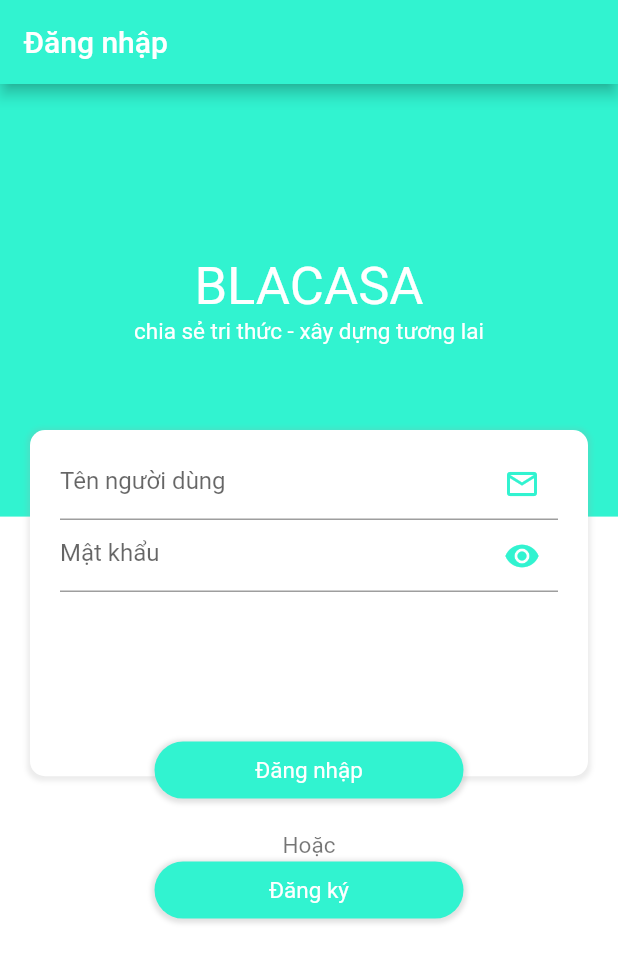
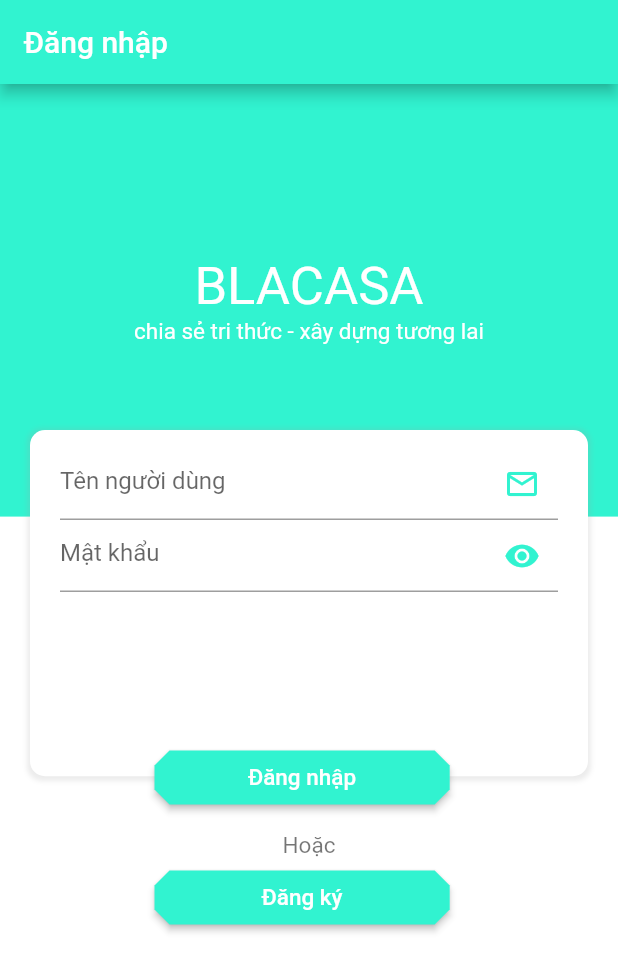
Before and after one commit to quiop00/tutor_finder, a Flutter app: the screen it shows after launch, on a phone screen of 412 x 824 dp. Shown: the top 972 px of the screen. Run offline on Flutter 3.47's test engine with Material 2 defaults, Android fonts, the phone set to English and light mode, and no system bars; our stand-ins replace dio, flutter_spinkit, get_it, retrofit, shared_preferences, stacked; accounts and stored records are empty; generated files the repository leaves out were written again.

Commit message:
add api login

```diff
--- a/lib/main.dart
+++ b/lib/main.dart
@@ -9,13 +9,15 @@ import 'package:tutor_finder_app/ui/screens/search/search_view.dart';
 import 'package:tutor_finder_app/ui/screens/setting/setting_view.dart';
 import 'package:tutor_finder_app/ui/screens/welcome/welcome_view.dart';
 void main() {
-  settupLocator();
+  WidgetsFlutterBinding.ensureInitialized();
+  setupLocator();
   runApp(MyApp());
 }
 class MyApp extends StatelessWidget {
   // This widget is the root of your application.
   @override
   Widget build(BuildContext context) {
+
     return MaterialApp(
       title: 'Flutter Demo',
       theme: ThemeData(
--- /dev/null
+++ b/lib/services/body/login_body.dart
@@ -0,0 +1,11 @@
+import 'package:json_annotation/json_annotation.dart';
+part 'login_body.g.dart';
+@JsonSerializable()
+class LoginBody{
+  String username;
+  String password;
+  LoginBody();
+  factory LoginBody.fromJson(Map<String,dynamic> json)=>
+  _$LoginBodyFromJson(json);
+  Map<String,dynamic> toJson()=>_$LoginBodyToJson(this);
+}
--- /dev/null
+++ b/lib/services/local_storage_service.dart
@@ -0,0 +1,21 @@
+import 'package:shared_preferences/shared_preferences.dart';
+
+class PreferenceUtils {
+  static Future<SharedPreferences> get _instance async => _prefsInstance ??= await SharedPreferences.getInstance();
+  static SharedPreferences _prefsInstance;
+
+  // call this method from iniState() function of mainApp().
+  static Future<SharedPreferences> init() async {
+    _prefsInstance = await _instance;
+    return _prefsInstance;
+  }
+
+  static String getString(String key, [String defValue]) {
+    return _prefsInstance.getString(key) ?? defValue ?? "";
+  }
+
+  static Future<bool> setString(String key, String value) async {
+    var prefs = await _instance;
+    return prefs?.setString(key, value) ?? Future.value(false);
+  }
+}
--- a/lib/services/locator_getit.dart
+++ b/lib/services/locator_getit.dart
@@ -1,8 +1,10 @@
 import 'package:get_it/get_it.dart';
 
 import 'api_service.dart';
+import 'local_storage_service.dart';
 
 GetIt locator=GetIt.instance;
-void settupLocator(){
+void setupLocator()async{
   locator.registerLazySingleton(() => Api());
+  PreferenceUtils.init();
 }
--- a/lib/services/response/login_response.dart
+++ b/lib/services/response/login_response.dart
@@ -2,8 +2,8 @@ import 'package:json_annotation/json_annotation.dart';
 part 'login_response.g.dart';
 @JsonSerializable()
 class LoginResponse{
-  String auth;
-  String token;
+  List<String> role;
+  String accessToken;
   LoginResponse();
   factory LoginResponse.fromJson(Map<String,dynamic> json){
     return _$LoginResponseFromJson(json);
--- a/lib/settings.dart
+++ b/lib/settings.dart
@@ -1 +1 @@
-String get BASE_API_URL => 'https://my-json-server.typicode.com/quiop00/api';
+String get BASE_API_URL => 'https://manage-tutor-123.herokuapp.com/api';
--- a/lib/ui/screens/login/login_view.dart
+++ b/lib/ui/screens/login/login_view.dart
@@ -1,17 +1,21 @@
 import 'package:flutter/cupertino.dart';
 import 'package:flutter/material.dart';
-
+import 'package:flutter_spinkit/flutter_spinkit.dart';
+import 'package:stacked/stacked.dart';
+import 'package:tutor_finder_app/services/body/login_body.dart';
+import 'package:tutor_finder_app/ui/screens/login/login_view_model.dart';
+import 'package:tutor_finder_app/shared/dialog.dart' as dialog;
 class LoginView extends StatefulWidget{
   @override
   State<StatefulWidget> createState() {
     // TODO: implement createState
     return _LoginView();
   }
-
 }
 class _LoginView extends State<LoginView>{
   TextEditingController _usernameController=TextEditingController();
   TextEditingController _passwordController=TextEditingController();
+  GlobalKey<FormState> _formKey=GlobalKey<FormState>();
   @override
   Widget build(BuildContext context) {
     return Scaffold(
@@ -19,7 +23,14 @@ class _LoginView extends State<LoginView>{
         title: Text('Đăng nhập'),
         backgroundColor: Color.fromARGB(255,49,243,208),
       ),
-      body: Stack(
+      body: ViewModelBuilder<LoginViewModel>.reactive(
+        viewModelBuilder: ()=>LoginViewModel(),
+        onModelReady: (model){
+
+        },
+        builder: (context,model,child){
+          return SingleChildScrollView(
+            child: Stack(
               children: [
                 Positioned(
                     child: Container(
@@ -62,47 +73,76 @@ class _LoginView extends State<LoginView>{
                             )
                           ]
                       ),
+                      child: Form(
+                        key: _formKey,
                         child: Column(
                           children: [
-                    TextField(
+                            TextFormField(
                               controller: _usernameController,
                               decoration: InputDecoration(
                                   hintText: 'Tên người dùng',
                                   suffixIcon: Icon(Icons.email_outlined,color: Color.fromARGB(255,49,243,208),)
                               ),
+                              validator: (input){
+                                if(input.length==0){
+                                  return 'Cần nhập tên đăng nhập';
+                                  // ignore: missing_return
+                                }
+                                return null;
+                              },
                             ),
-                    TextField(
+                            TextFormField(
                               controller: _passwordController,
                               decoration: InputDecoration(
                                 hintText: 'Mật khẩu',
                                 suffixIcon: Icon(Icons.visibility,color: Color.fromARGB(255,49,243,208),),
                               ),
+                              validator: (input){
+                                if(input.length==0){
+                                  return 'Enter your password';
+                                  // ignore: missing_return
+                                }
+                                return null;
+                              },
                             )
                           ],
+                        ),
                       ),
                     )
                 ),
                 Positioned(
                   top: MediaQuery.of(context).size.height*(0.28+0.28)*0.95,
                   left: MediaQuery.of(context).size.width*0.25,
+                  child: ElevatedButton(
+                    style: ElevatedButton.styleFrom(
+                      primary: Color.fromARGB(255,49,243,208),
+                      onPrimary: Colors.white,
+                      shape:BeveledRectangleBorder(borderRadius: BorderRadius.circular(10)),
+                    ),
                     child: Container(
-                width: MediaQuery.of(context).size.width*0.5,
-                padding: EdgeInsets.only(top: 10,bottom: 10),
-                decoration: BoxDecoration(
-                  color: Color.fromARGB(255,49,243,208),
-                  borderRadius: BorderRadius.circular(20),
-                  boxShadow:[
-                    BoxShadow(
-                      color: Colors.grey.withOpacity(0.3), //color of shadow
-                      spreadRadius: 2, //spread radius
-                      blurRadius: 2, // blur radius
-                      offset: Offset(0, 1), // changes position of shadow
+                      width: MediaQuery.of(context).size.width*0.4,
+                      child: Center(child: Text('Đăng nhập', style: TextStyle(fontSize: 15,color: Colors.white),)),
                     ),
-                  ],
-                ),
-                child: Center(
-                  child: Text('Đăng nhập', style: TextStyle(fontSize: 15,color: Colors.white),),
-                ),
+                    onPressed: ()async{
+                      if(_formKey.currentState.validate()){
+                        _formKey.currentState.save();
+                      }
+                      if(_usernameController.text.isEmpty||_passwordController.text.isEmpty)
+                      {
+                        return;
+                      }
+                      LoginBody loginBody=LoginBody();
+                      loginBody.username=_usernameController.text;
+                      loginBody.password=_passwordController.text;
+
+                      await model.checkLogin(loginBody);
+                      if(model.status){
+                        print("Đăng nhập thành công");
+                      }
+                      else{
+                        dialog.showAlertDialog(context, "Lỗi đăng nhập",model.errorMessage);
+                      }
+                    },
                   ),
                 ),
                 Positioned(
@@ -117,27 +157,35 @@ class _LoginView extends State<LoginView>{
                 Positioned(
                   top: MediaQuery.of(context).size.height*(0.28+0.28)*0.95+80,
                   left: MediaQuery.of(context).size.width*0.25,
+                  child: ElevatedButton(
+                    style: ElevatedButton.styleFrom(
+                      primary: Color.fromARGB(255,49,243,208),
+                      onPrimary: Colors.white,
+                      shape:BeveledRectangleBorder(borderRadius: BorderRadius.circular(10)),
+                    ),
                     child: Container(
-              width: MediaQuery.of(context).size.width*0.5,
-              padding: EdgeInsets.only(top: 10,bottom: 10),
-              decoration: BoxDecoration(
-                color: Color.fromARGB(255,49,243,208),
-                borderRadius: BorderRadius.circular(20),
-                boxShadow:[
-                  BoxShadow(
-                    color: Colors.grey.withOpacity(0.3), //color of shadow
-                    spreadRadius: 2, //spread radius
-                    blurRadius: 2, // blur radius
-                    offset: Offset(0, 1), // changes position of shadow
-                  ),
-                ],
-              ),
+                      width: MediaQuery.of(context).size.width*0.4,
                       child: Center(
                         child: Text('Đăng ký', style: TextStyle(fontSize: 15,color: Colors.white),),
                       ),
                     ),
+                    onPressed: (){
+
+                    },
+                  ),
+                ),
+                Positioned(
+                    top: MediaQuery.of(context).size.height*0.48,
+                    left: MediaQuery.of(context).size.width*0.48,
+                    child: Visibility(
+                      visible: model.isBusy,
+                      child: SpinKitCircle(color: Colors.greenAccent,)
+                    )
                 )
               ],
+            ),
+          );
+        },
       ),
     );
   }
--- a/lib/ui/screens/register/register_view.dart
+++ b/lib/ui/screens/register/register_view.dart
@@ -5,7 +5,6 @@ class RegisterView extends StatefulWidget{
   State<StatefulWidget> createState() {
     return _RegisterView();
   }
-
 }
 class _RegisterView extends State<RegisterView>{
   TextEditingController nameController;
--- a/lib/ui/widget/tutor_item.dart
+++ b/lib/ui/widget/tutor_item.dart
@@ -14,8 +14,8 @@ class TutorElement extends StatelessWidget{
         child: Row(
           children: [
             Container(
-              width: 90,
-              height: 90,
+              width: 100,
+              height: 100,
               margin: EdgeInsets.all(12),
               decoration: BoxDecoration(
                   shape: BoxShape.circle,
@@ -34,7 +34,7 @@ class TutorElement extends StatelessWidget{
                     child: Row(
                       mainAxisAlignment: MainAxisAlignment.spaceBetween,
                       children: [
-                        Expanded(child: Text(tutor.name,style: TextStyle(fontSize: 15),)),
+                        Expanded(child: Text("tutor.name",style: TextStyle(fontSize: 15),)),
                         Icon(Icons.favorite_border)
                       ],
                     ),
--- a/pubspec.yaml
+++ b/pubspec.yaml
@@ -35,6 +35,8 @@ dependencies:
   retrofit: any
   provider: any
   intl: any
+  shared_preferences: ^2.0.5
+  flutter_spinkit: ^3.1.0
 dev_dependencies:
   flutter_test:
     sdk: flutter
```
Also changed, not shown: lib/services/api_service.dart (+4 -3 lines), lib/services/response/register_response.dart (added, +10 -0 lines), lib/shared/dialog.dart (added, +26 -0 lines), lib/ui/screens/login/login_view_model.dart (added, +43 -0 lines), lib/ui/screens/register/register_view_model.dart (added, +8 -0 lines), lib/services/api_service.g.dart, lib/services/body/login_body.g.dart (added), lib/services/response/login_response.g.dart, lib/services/response/register_response.g.dart (added), lib/ui/screens/detail/tutor_detail_view.dart (line endings or trailing spaces), pubspec.lock. Lines whose indentation alone changed are shown as unchanged.
